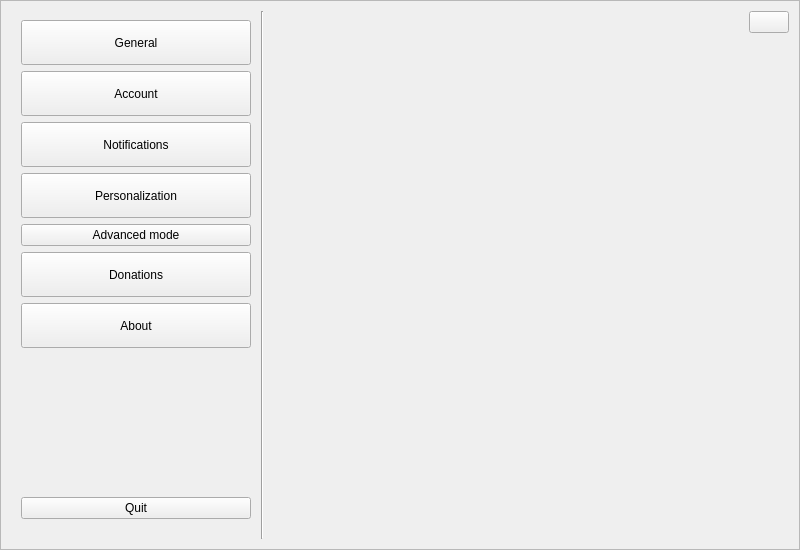
Before: the Qt Designer form zapzap/view/ui/settings.ui in jmbatistav/zapzap, drawn with Qt 5.
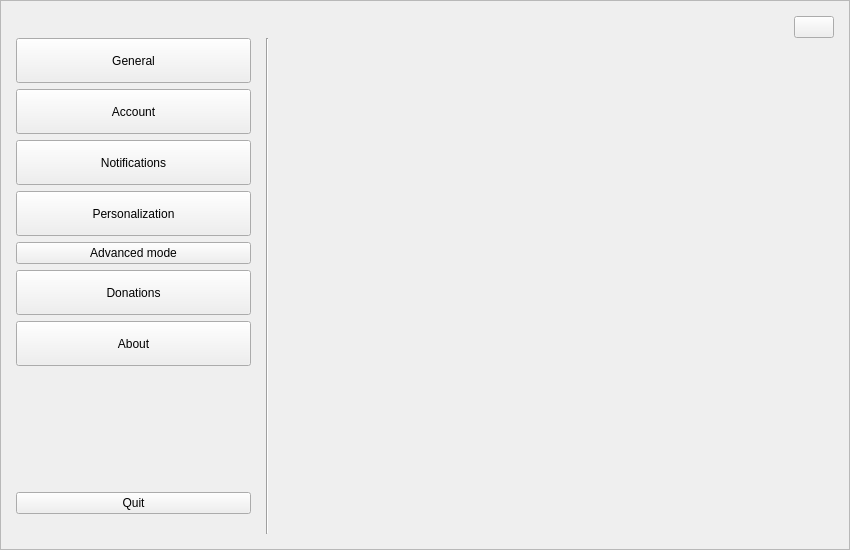
After: the same form once the commit is applied.

Commit message: :lipstick: feat: Margin and size adjustments in Settings

What changed in the file:
```diff
--- a/zapzap/view/ui/settings.ui
+++ b/zapzap/view/ui/settings.ui
@@ -6,7 +6,7 @@
    <rect>
     <x>0</x>
     <y>0</y>
-    <width>800</width>
+    <width>850</width>
     <height>550</height>
    </rect>
   </property>
@@ -18,7 +18,7 @@
   </property>
   <property name="minimumSize">
    <size>
-    <width>800</width>
+    <width>850</width>
     <height>550</height>
    </size>
   </property>
@@ -72,17 +72,47 @@
           <number>0</number>
          </property>
          <property name="leftMargin">
-          <number>10</number>
+          <number>15</number>
          </property>
          <property name="topMargin">
-          <number>10</number>
+          <number>15</number>
          </property>
          <property name="rightMargin">
-          <number>10</number>
+          <number>15</number>
          </property>
          <property name="bottomMargin">
-          <number>10</number>
+          <number>15</number>
          </property>
+         <item>
+          <layout class="QHBoxLayout" name="horizontalLayout_2">
+           <property name="spacing">
+            <number>0</number>
+           </property>
+           <item>
+            <spacer name="horizontalSpacer">
+             <property name="orientation">
+              <enum>Qt::Horizontal</enum>
+             </property>
+             <property name="sizeHint" stdset="0">
+              <size>
+               <width>40</width>
+               <height>20</height>
+              </size>
+             </property>
+            </spacer>
+           </item>
+           <item>
+            <widget class="QPushButton" name="btn_close">
+             <property name="cursor">
+              <cursorShape>PointingHandCursor</cursorShape>
+             </property>
+             <property name="text">
+              <string/>
+             </property>
+            </widget>
+           </item>
+          </layout>
+         </item>
          <item>
           <layout class="QHBoxLayout" name="horizontalLayout_29">
            <property name="spacing">
@@ -116,13 +146,13 @@
                <number>0</number>
               </property>
               <property name="leftMargin">
-               <number>10</number>
+               <number>0</number>
               </property>
               <property name="topMargin">
                <number>0</number>
               </property>
               <property name="rightMargin">
-               <number>10</number>
+               <number>15</number>
               </property>
               <property name="bottomMargin">
                <number>0</number>
@@ -152,7 +182,7 @@
                   <number>0</number>
                  </property>
                  <property name="topMargin">
-                  <number>9</number>
+                  <number>0</number>
                  </property>
                  <property name="rightMargin">
                   <number>0</number>
@@ -374,36 +404,6 @@
              <property name="bottomMargin">
               <number>0</number>
              </property>
-             <item>
-              <layout class="QHBoxLayout" name="horizontalLayout_2">
-               <property name="spacing">
-                <number>0</number>
-               </property>
-               <item>
-                <spacer name="horizontalSpacer">
-                 <property name="orientation">
-                  <enum>Qt::Horizontal</enum>
-                 </property>
-                 <property name="sizeHint" stdset="0">
-                  <size>
-                   <width>40</width>
-                   <height>20</height>
-                  </size>
-                 </property>
-                </spacer>
-               </item>
-               <item>
-                <widget class="QPushButton" name="btn_close">
-                 <property name="cursor">
-                  <cursorShape>PointingHandCursor</cursorShape>
-                 </property>
-                 <property name="text">
-                  <string/>
-                 </property>
-                </widget>
-               </item>
-              </layout>
-             </item>
              <item>
               <widget class="QStackedWidget" name="settings_stacked"/>
              </item>
```
The commit also changes 1 other file.
